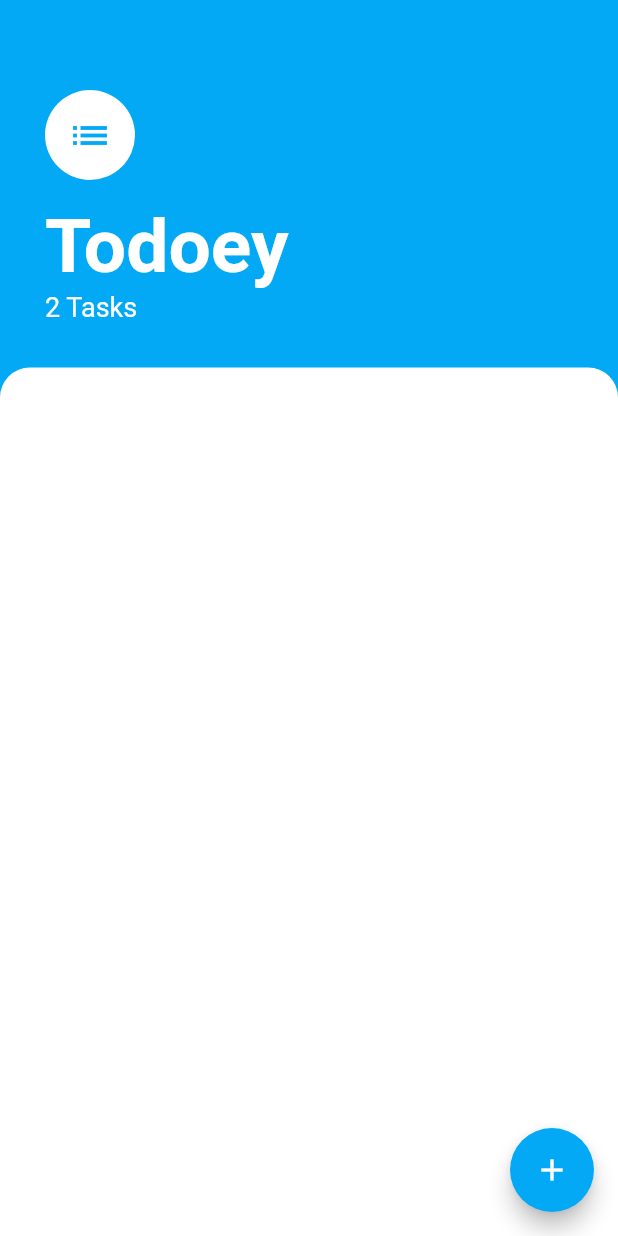
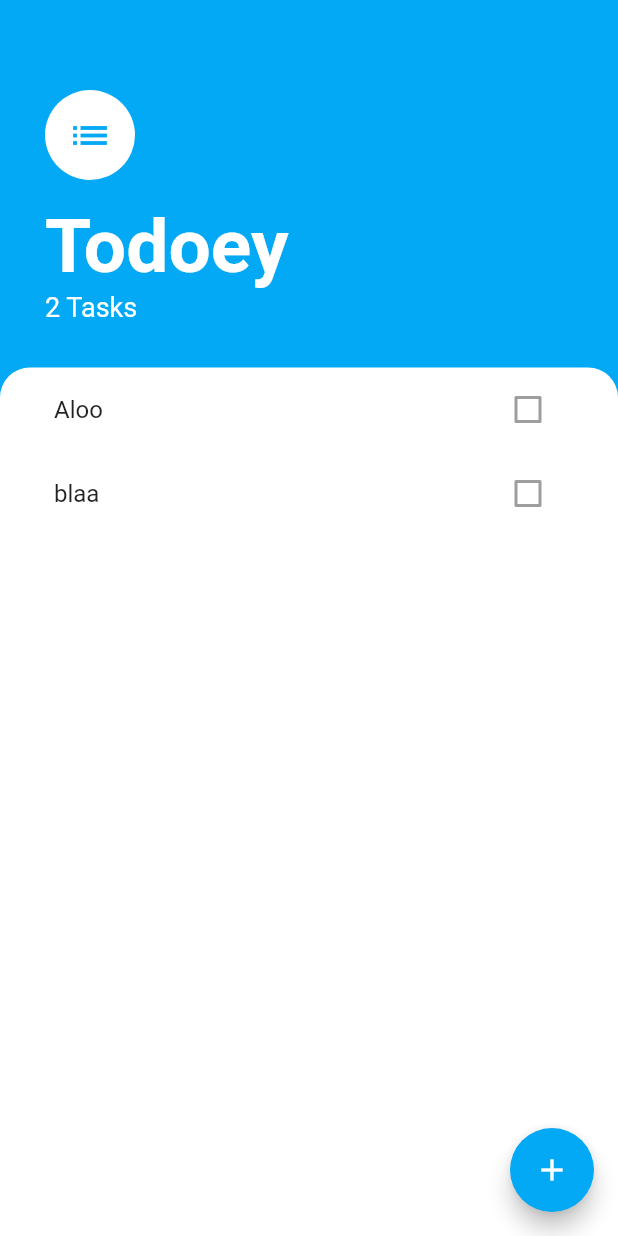
Before and after one commit to MostafaAmin0/todoey, a Flutter app: the screen it shows after launch, on a phone screen of 412 x 824 dp. Run offline on Flutter 3.47's test engine with Material 2 defaults, Android fonts, the phone set to English and light mode, and no system bars.

Commit message:
add list view

```diff
--- /dev/null
+++ b/lib/Components/task_list.dart
@@ -0,0 +1,23 @@
+import 'package:flutter/material.dart';
+
+class TaskList extends StatelessWidget {
+  const TaskList({required this.tasks});
+
+  final List<String> tasks;
+
+  @override
+  Widget build(BuildContext context) {
+    return ListView.builder(
+      itemCount: tasks.length,
+      itemBuilder: (context, index) {
+        return ListTile(
+          title: Text(tasks[index]),
+          trailing: Checkbox(
+            value: false,
+            onChanged: null,
+          ),
+        );
+      },
+    );
+  }
+}
--- a/lib/Screens/task_screen.dart
+++ b/lib/Screens/task_screen.dart
@@ -1,6 +1,10 @@
 import 'package:flutter/material.dart';
+import 'package:todoey/Components/task_list.dart';
 
 class TasksScreen extends StatelessWidget {
+
+  final List<String> tasks = ['Aloo', 'blaa'];
+
   @override
   Widget build(BuildContext context) {
     return Scaffold(
@@ -55,6 +59,7 @@ class TasksScreen extends StatelessWidget {
           ),
           Expanded(
             child: Container(
+              padding: EdgeInsets.symmetric(horizontal: 20.0),
               decoration: BoxDecoration(
                 color: Colors.white,
                 borderRadius: BorderRadius.only(
@@ -62,6 +67,7 @@ class TasksScreen extends StatelessWidget {
                   topRight: Radius.circular(20.0),
                 ),
               ),
+              child: TaskList(tasks: tasks),
             ),
           ),
         ],
```
